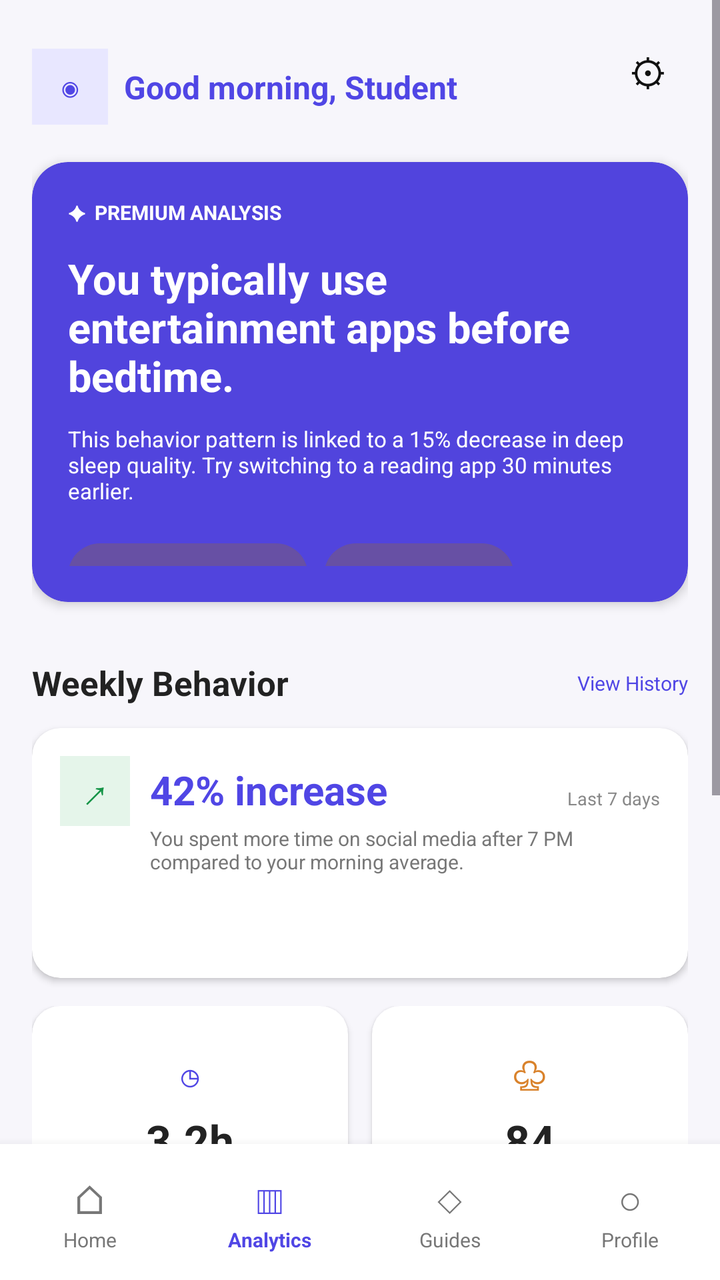
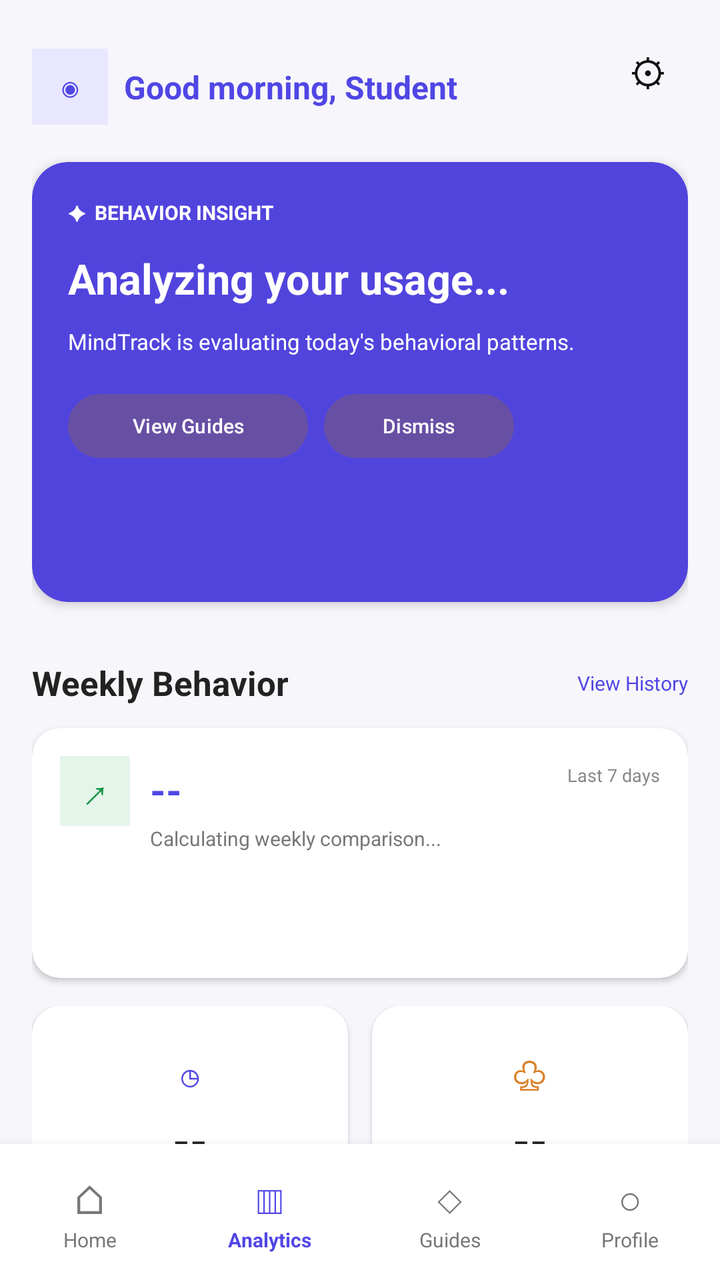

The first picture is an Android layout as it rendered before a commit; the second is the same layout after the commit. The layout source and the unified diff follow.
<!-- AndroidManifest.xml: application theme Theme.DigitalWellbeingAnalyzer -->
<!-- res/layout/activity_insights.xml -->
<?xml version="1.0" encoding="utf-8"?>
<RelativeLayout
    xmlns:android="http://schemas.android.com/apk/res/android"
    xmlns:app="http://schemas.android.com/apk/res-auto"
    android:id="@+id/main"
    android:layout_width="match_parent"
    android:layout_height="match_parent"
    android:background="#F7F6FB">

    
    
    

    <ScrollView
        android:layout_width="match_parent"
        android:layout_height="match_parent"
        android:layout_above="@id/bottomNavigation"
        android:fillViewport="true">

        <LinearLayout
            android:layout_width="match_parent"
            android:layout_height="wrap_content"
            android:orientation="vertical"
            android:padding="16dp">

            
            
            

            <RelativeLayout
                android:layout_width="match_parent"
                android:layout_height="55dp"
                android:gravity="center_vertical">

                <LinearLayout
                    android:layout_width="wrap_content"
                    android:layout_height="match_parent"
                    android:gravity="center_vertical"
                    android:orientation="horizontal">

                    <TextView
                        android:layout_width="38dp"
                        android:layout_height="38dp"
                        android:background="#E8E7FF"
                        android:gravity="center"
                        android:text="◉"
                        android:textColor="#5046E5"
                        android:textSize="18sp" />

                    <TextView
                        android:layout_width="wrap_content"
                        android:layout_height="wrap_content"
                        android:layout_marginStart="8dp"
                        android:text="Good morning, Student"
                        android:textColor="#5046E5"
                        android:textSize="16sp"
                        android:textStyle="bold" />

                </LinearLayout>

                <TextView
                    android:id="@+id/settingsIcon"
                    android:layout_width="40dp"
                    android:layout_height="40dp"
                    android:layout_alignParentEnd="true"
                    android:gravity="center"
                    android:text="⚙"
                    android:textColor="#111111"
                    android:textSize="19sp" />

            </RelativeLayout>


            
            
            

            <androidx.cardview.widget.CardView
                android:id="@+id/premiumAnalysisCard"
                android:layout_width="match_parent"
                android:layout_height="220dp"
                android:layout_marginTop="10dp"
                app:cardBackgroundColor="#5144DD"
                app:cardCornerRadius="18dp"
                app:cardElevation="3dp">

                <LinearLayout
                    android:layout_width="match_parent"
                    android:layout_height="match_parent"
                    android:orientation="vertical"
                    android:padding="18dp">

                    <TextView
                        android:layout_width="wrap_content"
                        android:layout_height="wrap_content"
                        android:text="✦  PREMIUM ANALYSIS"
                        android:textColor="#FFFFFF"
                        android:textSize="10sp"
                        android:textStyle="bold" />

                    <TextView
                        android:id="@+id/insightTitleText"
                        android:layout_width="match_parent"
                        android:layout_height="wrap_content"
                        android:layout_marginTop="12dp"
                        android:text="You typically use entertainment apps before bedtime."
                        android:textColor="#FFFFFF"
                        android:textSize="21sp"
                        android:textStyle="bold" />

                    <TextView
                        android:id="@+id/insightDescriptionText"
                        android:layout_width="match_parent"
                        android:layout_height="wrap_content"
                        android:layout_marginTop="10dp"
                        android:text="This behavior pattern is linked to a 15% decrease in deep sleep quality. Try switching to a reading app 30 minutes earlier."
                        android:textColor="#FFFFFF"
                        android:textSize="11sp" />

                    <LinearLayout
                        android:layout_width="match_parent"
                        android:layout_height="wrap_content"
                        android:layout_marginTop="15dp"
                        android:orientation="horizontal">

                        <Button
                            android:id="@+id/setBoundaryButton"
                            android:layout_width="120dp"
                            android:layout_height="40dp"
                            android:text="Set Boundary"
                            android:textSize="10sp" />

                        <Button
                            android:id="@+id/dismissButton"
                            android:layout_width="95dp"
                            android:layout_height="40dp"
                            android:layout_marginStart="8dp"
                            android:text="Dismiss"
                            android:textSize="10sp" />

                    </LinearLayout>

                </LinearLayout>

            </androidx.cardview.widget.CardView>


            
            
            

            <RelativeLayout
                android:layout_width="match_parent"
                android:layout_height="45dp"
                android:layout_marginTop="18dp">

                <TextView
                    android:layout_width="wrap_content"
                    android:layout_height="wrap_content"
                    android:layout_centerVertical="true"
                    android:text="Weekly Behavior"
                    android:textColor="#222222"
                    android:textSize="17sp"
                    android:textStyle="bold" />

                <TextView
                    android:id="@+id/viewHistoryText"
                    android:layout_width="wrap_content"
                    android:layout_height="wrap_content"
                    android:layout_alignParentEnd="true"
                    android:layout_centerVertical="true"
                    android:text="View History"
                    android:textColor="#5046E5"
                    android:textSize="10sp" />

            </RelativeLayout>


            
            
            

            <androidx.cardview.widget.CardView
                android:layout_width="match_parent"
                android:layout_height="125dp"
                app:cardBackgroundColor="#FFFFFF"
                app:cardCornerRadius="14dp"
                app:cardElevation="2dp">

                <LinearLayout
                    android:layout_width="match_parent"
                    android:layout_height="match_parent"
                    android:orientation="vertical"
                    android:padding="14dp">

                    <TextView
                        android:layout_width="35dp"
                        android:layout_height="35dp"
                        android:background="#E5F5EA"
                        android:gravity="center"
                        android:text="↗"
                        android:textColor="#159447"
                        android:textSize="20sp" />

                    <TextView
                        android:id="@+id/weeklyIncreaseText"
                        android:layout_width="wrap_content"
                        android:layout_height="wrap_content"
                        android:layout_marginTop="-32dp"
                        android:layout_marginStart="45dp"
                        android:text="42% increase"
                        android:textColor="#5046E5"
                        android:textSize="20sp"
                        android:textStyle="bold" />

                    <TextView
                        android:id="@+id/weeklyBehaviorDescription"
                        android:layout_width="match_parent"
                        android:layout_height="wrap_content"
                        android:layout_marginStart="45dp"
                        android:layout_marginTop="4dp"
                        android:text="You spent more time on social media after 7 PM compared to your morning average."
                        android:textColor="#777777"
                        android:textSize="10sp" />

                    <TextView
                        android:layout_width="wrap_content"
                        android:layout_height="wrap_content"
                        android:layout_gravity="end"
                        android:layout_marginTop="-45dp"
                        android:text="Last 7 days"
                        android:textColor="#888888"
                        android:textSize="9sp" />

                </LinearLayout>

            </androidx.cardview.widget.CardView>


            
            
            

            <LinearLayout
                android:layout_width="match_parent"
                android:layout_height="115dp"
                android:layout_marginTop="14dp"
                android:orientation="horizontal">

                

                <androidx.cardview.widget.CardView
                    android:layout_width="0dp"
                    android:layout_height="match_parent"
                    android:layout_marginEnd="6dp"
                    android:layout_weight="1"
                    app:cardBackgroundColor="#FFFFFF"
                    app:cardCornerRadius="14dp"
                    app:cardElevation="2dp">

                    <LinearLayout
                        android:layout_width="match_parent"
                        android:layout_height="match_parent"
                        android:gravity="center"
                        android:orientation="vertical">

                        <TextView
                            android:layout_width="wrap_content"
                            android:layout_height="wrap_content"
                            android:text="◷"
                            android:textColor="#5046E5"
                            android:textSize="20sp" />

                        <TextView
                            android:id="@+id/deepFocusText"
                            android:layout_width="wrap_content"
                            android:layout_height="wrap_content"
                            android:layout_marginTop="4dp"
                            android:text="3.2h"
                            android:textColor="#222222"
                            android:textSize="22sp"
                            android:textStyle="bold" />

                        <TextView
                            android:layout_width="wrap_content"
                            android:layout_height="wrap_content"
                            android:text="Avg. Deep Focus"
                            android:textColor="#777777"
                            android:textSize="9sp" />

                    </LinearLayout>

                </androidx.cardview.widget.CardView>


                

                <androidx.cardview.widget.CardView
                    android:layout_width="0dp"
                    android:layout_height="match_parent"
                    android:layout_marginStart="6dp"
                    android:layout_weight="1"
                    app:cardBackgroundColor="#FFFFFF"
                    app:cardCornerRadius="14dp"
                    app:cardElevation="2dp">

                    <LinearLayout
                        android:layout_width="match_parent"
                        android:layout_height="match_parent"
                        android:gravity="center"
                        android:orientation="vertical">

                        <TextView
                            android:layout_width="wrap_content"
                            android:layout_height="wrap_content"
                            android:text="♧"
                            android:textColor="#D9822B"
                            android:textSize="20sp" />

                        <TextView
                            android:id="@+id/pickupsText"
                            android:layout_width="wrap_content"
                            android:layout_height="wrap_content"
                            android:layout_marginTop="4dp"
                            android:text="84"
                            android:textColor="#222222"
                            android:textSize="22sp"
                            android:textStyle="bold" />

                        <TextView
                            android:layout_width="wrap_content"
                            android:layout_height="wrap_content"
                            android:text="Pickups / day"
                            android:textColor="#777777"
                            android:textSize="9sp" />

                    </LinearLayout>

                </androidx.cardview.widget.CardView>

            </LinearLayout>


            
            
            

            <androidx.cardview.widget.CardView
                android:layout_width="match_parent"
                android:layout_height="155dp"
                android:layout_marginTop="14dp"
                android:layout_marginBottom="20dp"
                app:cardBackgroundColor="#FFFFFF"
                app:cardCornerRadius="14dp"
                app:cardElevation="2dp">

                <LinearLayout
                    android:layout_width="match_parent"
                    android:layout_height="match_parent"
                    android:gravity="center"
                    android:orientation="vertical">

                    <TextView
                        android:layout_width="wrap_content"
                        android:layout_height="wrap_content"
                        android:text="75%"
                        android:textColor="#159447"
                        android:textSize="30sp"
                        android:textStyle="bold" />

                    <TextView
                        android:id="@+id/consistencyTitleText"
                        android:layout_width="wrap_content"
                        android:layout_height="wrap_content"
                        android:layout_marginTop="2dp"
                        android:text="Consistency Streak"
                        android:textColor="#222222"
                        android:textSize="15sp"
                        android:textStyle="bold" />

                    <TextView
                        android:id="@+id/consistencyDescriptionText"
                        android:layout_width="match_parent"
                        android:layout_height="wrap_content"
                        android:layout_marginTop="6dp"
                        android:gravity="center"
                        android:paddingStart="25dp"
                        android:paddingEnd="25dp"
                        android:text="Your morning screen-free goal was met on 5 of 7 days this week."
                        android:textColor="#777777"
                        android:textSize="10sp" />

                    <TextView
                        android:layout_width="wrap_content"
                        android:layout_height="wrap_content"
                        android:layout_marginTop="10dp"
                        android:text="☁  YOUR METRICS ARE SYNCED &amp; ENCRYPTED"
                        android:textColor="#888888"
                        android:textSize="8sp" />

                </LinearLayout>

            </androidx.cardview.widget.CardView>

        </LinearLayout>

    </ScrollView>


    
    
    

    <LinearLayout
        android:id="@+id/bottomNavigation"
        android:layout_width="match_parent"
        android:layout_height="68dp"
        android:layout_alignParentBottom="true"
        android:background="#FFFFFF"
        android:elevation="8dp"
        android:gravity="center"
        android:orientation="horizontal">

        

        <LinearLayout
            android:id="@+id/navHome"
            android:layout_width="0dp"
            android:layout_height="match_parent"
            android:layout_weight="1"
            android:gravity="center"
            android:orientation="vertical">

            <TextView
                android:layout_width="wrap_content"
                android:layout_height="wrap_content"
                android:text="⌂"
                android:textColor="#777777"
                android:textSize="20sp" />

            <TextView
                android:layout_width="wrap_content"
                android:layout_height="wrap_content"
                android:text="Home"
                android:textColor="#777777"
                android:textSize="10sp" />

        </LinearLayout>


        

        <LinearLayout
            android:id="@+id/navAnalytics"
            android:layout_width="0dp"
            android:layout_height="match_parent"
            android:layout_weight="1"
            android:gravity="center"
            android:orientation="vertical">

            <TextView
                android:layout_width="wrap_content"
                android:layout_height="wrap_content"
                android:text="▥"
                android:textColor="#5046E5"
                android:textSize="20sp" />

            <TextView
                android:layout_width="wrap_content"
                android:layout_height="wrap_content"
                android:text="Analytics"
                android:textColor="#5046E5"
                android:textSize="10sp"
                android:textStyle="bold" />

        </LinearLayout>


        

        <LinearLayout
            android:id="@+id/navGuides"
            android:layout_width="0dp"
            android:layout_height="match_parent"
            android:layout_weight="1"
            android:gravity="center"
            android:orientation="vertical">

            <TextView
                android:layout_width="wrap_content"
                android:layout_height="wrap_content"
                android:text="◇"
                android:textColor="#777777"
                android:textSize="20sp" />

            <TextView
                android:layout_width="wrap_content"
                android:layout_height="wrap_content"
                android:text="Guides"
                android:textColor="#777777"
                android:textSize="10sp" />

        </LinearLayout>


        

        <LinearLayout
            android:id="@+id/navProfile"
            android:layout_width="0dp"
            android:layout_height="match_parent"
            android:layout_weight="1"
            android:gravity="center"
            android:orientation="vertical">

            <TextView
                android:layout_width="wrap_content"
                android:layout_height="wrap_content"
                android:text="○"
                android:textColor="#777777"
                android:textSize="20sp" />

            <TextView
                android:layout_width="wrap_content"
                android:layout_height="wrap_content"
                android:text="Profile"
                android:textColor="#777777"
                android:textSize="10sp" />

        </LinearLayout>

    </LinearLayout>

</RelativeLayout>
<!-- resources referenced by this layout -->
<resources>
  <style name="Theme.DigitalWellbeingAnalyzer" parent="Base.Theme.DigitalWellbeingAnalyzer" />
  <style name="Base.Theme.DigitalWellbeingAnalyzer" parent="Theme.Material3.DayNight.NoActionBar">
          
          
      </style>
</resources>

<!-- the commit's change to res/layout/activity_insights.xml (unified diff, before → after) -->
@@ -15,7 +15,8 @@
         android:layout_width="match_parent"
         android:layout_height="match_parent"
         android:layout_above="@id/bottomNavigation"
-        android:fillViewport="true">
+        android:fillViewport="true"
+        android:scrollbars="none">
 
         <LinearLayout
             android:layout_width="match_parent"
@@ -70,7 +71,6 @@
 
             </RelativeLayout>
 
-
             
             
             
@@ -93,7 +93,7 @@
                     <TextView
                         android:layout_width="wrap_content"
                         android:layout_height="wrap_content"
-                        android:text="✦  PREMIUM ANALYSIS"
+                        android:text="✦  BEHAVIOR INSIGHT"
                         android:textColor="#FFFFFF"
                         android:textSize="10sp"
                         android:textStyle="bold" />
@@ -103,7 +103,7 @@
                         android:layout_width="match_parent"
                         android:layout_height="wrap_content"
                         android:layout_marginTop="12dp"
-                        android:text="You typically use entertainment apps before bedtime."
+                        android:text="Analyzing your usage..."
                         android:textColor="#FFFFFF"
                         android:textSize="21sp"
                         android:textStyle="bold" />
@@ -113,7 +113,7 @@
                         android:layout_width="match_parent"
                         android:layout_height="wrap_content"
                         android:layout_marginTop="10dp"
-                        android:text="This behavior pattern is linked to a 15% decrease in deep sleep quality. Try switching to a reading app 30 minutes earlier."
+                        android:text="MindTrack is evaluating today's behavioral patterns."
                         android:textColor="#FFFFFF"
                         android:textSize="11sp" />
 
@@ -127,7 +127,7 @@
                             android:id="@+id/setBoundaryButton"
                             android:layout_width="120dp"
                             android:layout_height="40dp"
-                            android:text="Set Boundary"
+                            android:text="View Guides"
                             android:textSize="10sp" />
 
                         <Button
@@ -143,7 +143,6 @@
                 </LinearLayout>
 
             </androidx.cardview.widget.CardView>
-
 
             
             
@@ -175,7 +174,6 @@
 
             </RelativeLayout>
 
-
             
             
             
@@ -206,9 +204,9 @@
                         android:id="@+id/weeklyIncreaseText"
                         android:layout_width="wrap_content"
                         android:layout_height="wrap_content"
+                        android:layout_marginStart="45dp"
                         android:layout_marginTop="-32dp"
-                        android:layout_marginStart="45dp"
-                        android:text="42% increase"
+                        android:text="--"
                         android:textColor="#5046E5"
                         android:textSize="20sp"
                         android:textStyle="bold" />
@@ -219,7 +217,7 @@
                         android:layout_height="wrap_content"
                         android:layout_marginStart="45dp"
                         android:layout_marginTop="4dp"
-                        android:text="You spent more time on social media after 7 PM compared to your morning average."
+                        android:text="Calculating weekly comparison..."
                         android:textColor="#777777"
                         android:textSize="10sp" />
 
@@ -235,7 +233,6 @@
                 </LinearLayout>
 
             </androidx.cardview.widget.CardView>
-
 
             
             
@@ -276,7 +273,7 @@
                             android:layout_width="wrap_content"
                             android:layout_height="wrap_content"
                             android:layout_marginTop="4dp"
-                            android:text="3.2h"
+                            android:text="--"
                             android:textColor="#222222"
                             android:textSize="22sp"
                             android:textStyle="bold" />
@@ -284,14 +281,13 @@
                         <TextView
                             android:layout_width="wrap_content"
                             android:layout_height="wrap_content"
-                            android:text="Avg. Deep Focus"
+                            android:text="Deep Focus"
                             android:textColor="#777777"
                             android:textSize="9sp" />
 
                     </LinearLayout>
 
                 </androidx.cardview.widget.CardView>
-
 
                 
 
@@ -322,7 +318,7 @@
                             android:layout_width="wrap_content"
                             android:layout_height="wrap_content"
                             android:layout_marginTop="4dp"
-                            android:text="84"
+                            android:text="--"
                             android:textColor="#222222"
                             android:textSize="22sp"
                             android:textStyle="bold" />
@@ -339,7 +335,6 @@
                 </androidx.cardview.widget.CardView>
 
             </LinearLayout>
-
 
             
             
@@ -361,9 +356,10 @@
                     android:orientation="vertical">
 
                     <TextView
-                        android:layout_width="wrap_content"
-                        android:layout_height="wrap_content"
-                        android:text="75%"
+                        android:id="@+id/consistencyValueText"
+                        android:layout_width="wrap_content"
+                        android:layout_height="wrap_content"
+                        android:text="--"
                         android:textColor="#159447"
                         android:textSize="30sp"
                         android:textStyle="bold" />
@@ -386,7 +382,7 @@
                         android:gravity="center"
                         android:paddingStart="25dp"
                         android:paddingEnd="25dp"
-                        android:text="Your morning screen-free goal was met on 5 of 7 days this week."
+                        android:text="Calculating consistency..."
                         android:textColor="#777777"
                         android:textSize="10sp" />
 
@@ -394,7 +390,7 @@
                         android:layout_width="wrap_content"
                         android:layout_height="wrap_content"
                         android:layout_marginTop="10dp"
-                        android:text="☁  YOUR METRICS ARE SYNCED &amp; ENCRYPTED"
+                        android:text="☁  ANALYTICS STORED LOCALLY"
                         android:textColor="#888888"
                         android:textSize="8sp" />
 
@@ -405,7 +401,6 @@
         </LinearLayout>
 
     </ScrollView>
-
 
     
     
@@ -447,7 +442,6 @@
 
         </LinearLayout>
 
-
         
 
         <LinearLayout
@@ -475,7 +469,6 @@
 
         </LinearLayout>
 
-
         
 
         <LinearLayout
@@ -502,7 +495,6 @@
 
         </LinearLayout>
 
-
         
 
         <LinearLayout
